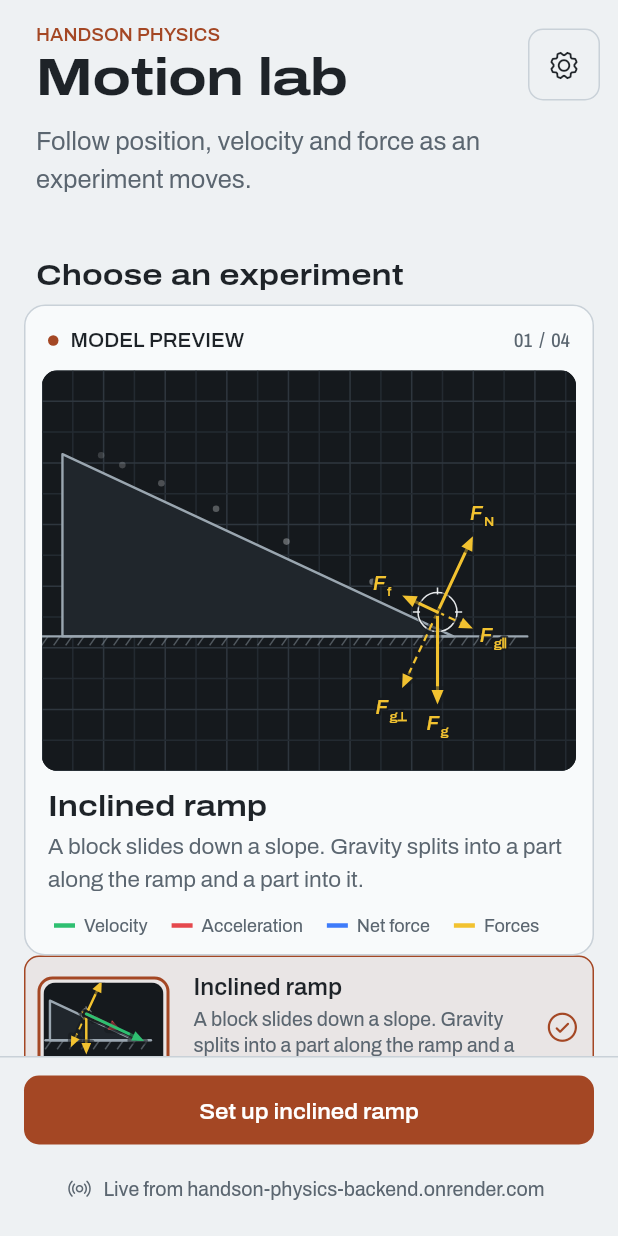
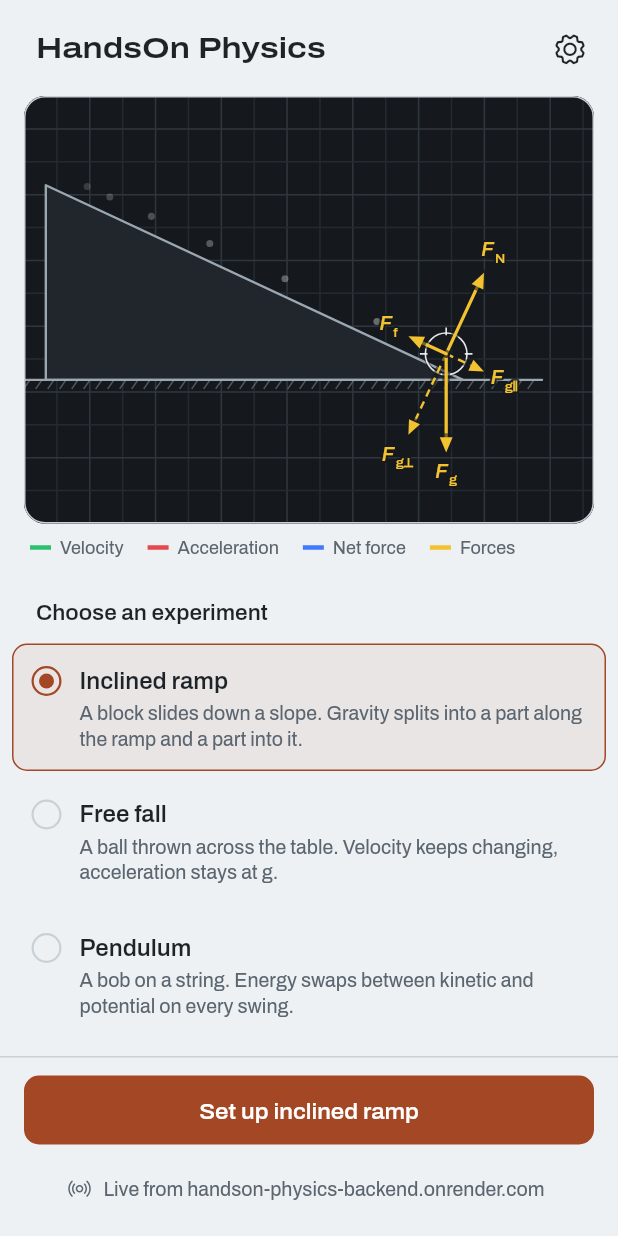
Before and after one commit to Vega-77/HackRU, a Flutter app: the ExperimentScreen screen opened by its route, after a tap on an icon or button, on a phone screen of 412 x 824 dp. Run offline on Flutter 3.47's test engine with Material 3 defaults, Android fonts, the phone set to English and light mode, and no system bars; our stand-ins replace camera, fl_chart, flutter_riverpod, go_router, web; missing offline and left inert: dart:js_interop, dart:ui_web.

Commit message:
Strip filler from the home, setup and experiment screens
Home: drop the all-caps eyebrow, the "Model preview" header with its
01 / 04 counter, and the selected experiment's title and blurb that the
list below repeated. The list is a plain radio list without thumbnails,
since the preview above already shows the selected experiment.

Setup: drop the "Calibration" eyebrow, "Prepare the measurement" heading
and step counter that sat under the app bar title. Shorten the object
step copy (keyboard controls stay in the picture's screen reader label),
make Confirm object a real button, rename Retry selection to Select
again, and fix the screen reader saying "of 3" when there are 4 steps.

Experiment: the mode pill was cut to "Inclin..." on a 390 pt phone.
Move Copy debug log from the top bar to the end of the telemetry sheet
and show the round trip without the word Live, so the name fits.

Settings: Copy debug log is a secondary button, not the loudest one.

Co-Authored-By: Claude Opus 5.5 <noreply@anthropic.com>

```diff
--- a/mobile/lib/features/calibration/calibration_screen.dart
+++ b/mobile/lib/features/calibration/calibration_screen.dart
@@ -306,64 +306,29 @@ class _Steps extends ConsumerWidget {
     final scale = calibration.pxPerM;
     final surfaces = this.surfaces;
     final hasSurface = surfaces != null && calibration.surface != null;
+    final total = surfaces == null ? 3 : 4;
     var number = 0;
 
     return Padding(
       padding: const EdgeInsets.fromLTRB(
         AppSpace.lg,
-        AppSpace.md,
+        AppSpace.xl,
         AppSpace.lg,
         AppSpace.md,
       ),
       child: Column(
         crossAxisAlignment: CrossAxisAlignment.stretch,
         children: [
-          Padding(
-            padding: const EdgeInsets.fromLTRB(
-              AppSpace.xs,
-              AppSpace.xs,
-              AppSpace.xs,
-              AppSpace.lg,
-            ),
-            child: Row(
-              crossAxisAlignment: CrossAxisAlignment.end,
-              children: [
-                Expanded(
-                  child: Column(
-                    crossAxisAlignment: CrossAxisAlignment.start,
-                    children: [
-                      Text(
-                        'CALIBRATION',
-                        style: AppType.label.copyWith(
-                          color: scheme.primary,
-                          fontSize: 12,
-                        ),
-                      ),
-                      const SizedBox(height: AppSpace.xs),
-                      Text(
-                        'Prepare the measurement',
-                        style: Theme.of(context).textTheme.titleLarge,
-                      ),
-                    ],
-                  ),
-                ),
-                Text(
-                  '${surfaces == null ? 3 : 4} steps',
-                  style: AppType.readoutSmall.copyWith(
-                    color: scheme.onSurfaceVariant,
-                  ),
-                ),
-              ],
-            ),
-          ),
           if (surfaces != null)
             _SurfaceStep(
               number: ++number,
+              total: total,
               finder: surfaces,
               frameSize: frameSize!,
             ),
           _Step(
             number: ++number,
+            total: total,
             title: 'Set the scale',
             body: hasSurface
                 ? 'Not needed while a surface is set. The surface measures '
@@ -383,41 +348,47 @@ class _Steps extends ConsumerWidget {
           ),
           _Step(
             number: ++number,
+            total: total,
             title: 'Mark the object',
+            // Keyboard controls are in the picture's screen reader label.
             body: calibration.selectionPending
-                ? 'Finding the boundary in this picture. Hold the object still until tracking starts.'
+                ? 'Finding the object in this picture. Hold it still.'
                 : calibration.selectionError ??
                       (calibration.target == null
-                          ? 'Tap the object to propose its boundary, or drag a box around it. '
-                                'With a keyboard, focus the picture and press Enter; '
-                                'arrows move the box and + or - resize it.'
+                          ? 'Tap the object in the picture, or drag a box '
+                                'around it.'
                           : calibration.selectionConfirmed
-                          ? 'Object region confirmed. Keep the object visible when starting.'
-                          : 'Does the box enclose the whole object? Confirm it, or draw a better box on this picture.'),
+                          ? 'Keep it in view when you start.'
+                          : 'Does the box fit the whole object? Confirm it, '
+                                'or draw a better one.'),
             done: calibration.selectionConfirmed,
             footer: calibration.target == null
                 ? null
                 : Wrap(
+                    spacing: AppSpace.sm,
+                    runSpacing: AppSpace.sm,
                     children: [
                       if (calibration.targetBbox != null &&
                           !calibration.selectionConfirmed)
-                        TextButton(
+                        OutlinedButton.icon(
                           onPressed: ref
                               .read(calibrationProvider.notifier)
                               .confirmSelection,
-                          child: const Text('Confirm object'),
+                          icon: const Icon(AppIcons.check, size: 18),
+                          label: const Text('Confirm object'),
                         ),
                       TextButton(
                         onPressed: ref
                             .read(calibrationProvider.notifier)
                             .clearTarget,
-                        child: const Text('Retry selection'),
+                        child: const Text('Select again'),
                       ),
                     ],
                   ),
           ),
           _Step(
             number: ++number,
+            total: total,
             title: 'Enter its mass',
             body: 'Forces and energy scale with mass. Weigh it if you can.',
             done: true,
@@ -439,11 +410,13 @@ class _Steps extends ConsumerWidget {
 class _SurfaceStep extends ConsumerStatefulWidget {
   const _SurfaceStep({
     required this.number,
+    required this.total,
     required this.finder,
     required this.frameSize,
   });
 
   final int number;
+  final int total;
   final SurfaceFinder finder;
   final FrameSize frameSize;
 
@@ -503,6 +476,7 @@ class _SurfaceStepState extends ConsumerState<_SurfaceStep> {
 
     return _Step(
       number: widget.number,
+      total: widget.total,
       title: 'Find the surface',
       body: wantsBoard
           ? 'Aim the middle of the picture at a board behind the experiment, '
@@ -525,6 +499,7 @@ class _SurfaceStepState extends ConsumerState<_SurfaceStep> {
 class _Step extends StatelessWidget {
   const _Step({
     required this.number,
+    required this.total,
     required this.title,
     required this.body,
     required this.done,
@@ -534,6 +509,7 @@ class _Step extends StatelessWidget {
   });
 
   final int number;
+  final int total;
   final String title;
   final String body;
   final bool done;
@@ -546,7 +522,7 @@ class _Step extends StatelessWidget {
     final scheme = Theme.of(context).colorScheme;
     return Semantics(
       container: true,
-      label: 'Step $number of 3${done ? ', done' : ''}',
+      label: 'Step $number of $total${done ? ', done' : ''}',
       child: IntrinsicHeight(
         child: Row(
           crossAxisAlignment: CrossAxisAlignment.start,
--- a/mobile/lib/features/experiment/experiment_screen.dart
+++ b/mobile/lib/features/experiment/experiment_screen.dart
@@ -244,12 +244,6 @@ class _TopBar extends ConsumerWidget {
         ),
         const SizedBox(width: AppSpace.sm),
         _GlassIconButton(
-          icon: AppIcons.copy,
-          tooltip: 'Copy debug log',
-          onPressed: () => copyDebugLog(context),
-        ),
-        const SizedBox(width: AppSpace.sm),
-        _GlassIconButton(
           icon: paused ? AppIcons.play : AppIcons.pause,
           tooltip: paused ? 'Resume' : 'Pause',
           onPressed: switch (phase) {
@@ -322,10 +316,11 @@ class _StatusChip extends ConsumerWidget {
     final connection = ref.watch(sessionProvider.select((s) => s.connection));
     final latency = ref.watch(sessionProvider.select((s) => s.latencyMs));
 
+    // The broadcast icon already says live, so the round trip stands alone.
     final (IconData icon, String text) = switch (connection) {
       ConnectionStatus.live => (
         AppIcons.broadcast,
-        latency == null ? 'Live' : 'Live ${latency.round()} ms',
+        latency == null ? 'Live' : '${latency.round()} ms',
       ),
       ConnectionStatus.connecting => (AppIcons.arrowClockwise, 'Connecting'),
       ConnectionStatus.offline => (AppIcons.wifiSlash, 'Offline'),
@@ -334,7 +329,9 @@ class _StatusChip extends ConsumerWidget {
 
     return Semantics(
       liveRegion: true,
-      label: text,
+      label: connection == ConnectionStatus.live && latency != null
+          ? 'Live, $text round trip'
+          : text,
       excludeSemantics: true,
       child: ConstrainedBox(
         constraints: const BoxConstraints(maxWidth: _maxWidth),
--- a/mobile/lib/features/experiment/widgets/telemetry_panel.dart
+++ b/mobile/lib/features/experiment/widgets/telemetry_panel.dart
@@ -3,11 +3,13 @@ import 'dart:async';
 import 'package:flutter/material.dart';
 import 'package:flutter_riverpod/flutter_riverpod.dart';
 
+import '../../../core/theme/app_icons.dart';
 import '../../../core/theme/tokens.dart';
 import '../../../models/experiment_mode.dart';
 import '../../../models/physics_state.dart';
 import '../../../state/experiment_settings.dart';
 import '../../../state/session_controller.dart';
+import '../../debug/copy_debug_log.dart';
 import 'energy_bars.dart';
 import 'physics_symbol.dart';
 import 'telemetry_chart.dart';
@@ -101,6 +103,20 @@ class _TelemetryPanelState extends ConsumerState<TelemetryPanel> {
         Text('Energy', style: Theme.of(context).textTheme.titleMedium),
         const SizedBox(height: AppSpace.md),
         EnergyBars(energy: latest?.tracked == true ? latest?.energy : null),
+        const SizedBox(height: AppSpace.xl),
+        // For when tracking goes wrong mid-experiment; out of the way of
+        // the physics, so it lives at the end.
+        Align(
+          alignment: Alignment.centerLeft,
+          child: TextButton.icon(
+            onPressed: () => copyDebugLog(context),
+            style: TextButton.styleFrom(
+              foregroundColor: Theme.of(context).colorScheme.onSurfaceVariant,
+            ),
+            icon: const Icon(AppIcons.copy, size: 18),
+            label: const Text('Copy debug log'),
+          ),
+        ),
       ],
     );
   }
--- a/mobile/lib/features/home/home_screen.dart
+++ b/mobile/lib/features/home/home_screen.dart
@@ -9,8 +9,8 @@ import '../../models/experiment_mode.dart';
 import '../../state/experiment_settings.dart';
 import 'widgets/experiment_preview.dart';
 
-/// Pick an experiment. The selected one plays live in the panel at the top,
-/// drawn by the same overlay the experiment screen uses.
+//// Pick an experiment. The selected one plays live at the top, drawn by
+/// the same overlay the experiment screen uses.
 class HomeScreen extends ConsumerWidget {
   const HomeScreen({super.key});
 
@@ -19,7 +19,6 @@ class HomeScreen extends ConsumerWidget {
   @override
   Widget build(BuildContext context, WidgetRef ref) {
     final mode = ref.watch(experimentSettingsProvider.select((s) => s.mode));
-    final scheme = Theme.of(context).colorScheme;
 
     return Scaffold(
       body: SafeArea(
@@ -32,76 +31,39 @@ class HomeScreen extends ConsumerWidget {
                 SliverPadding(
                   padding: const EdgeInsets.fromLTRB(
                     AppSpace.xl,
-                    AppSpace.lg,
-                    AppSpace.md,
-                    0,
+                    AppSpace.sm,
+                    AppSpace.sm,
+                    AppSpace.sm,
                   ),
                   sliver: SliverToBoxAdapter(
                     child: Row(
-                      crossAxisAlignment: CrossAxisAlignment.center,
                       children: [
                         Expanded(
-                          child: Column(
-                            crossAxisAlignment: CrossAxisAlignment.start,
-                            children: [
-                              Text(
-                                'HANDSON PHYSICS',
-                                style: AppType.label.copyWith(
-                                  color: scheme.primary,
-                                  fontSize: 12,
+                          child: Semantics(
+                            header: true,
+                            child: Text(
+                              'HandsOn Physics',
+                              style: Theme.of(context).textTheme.titleLarge,
                             ),
                           ),
-                              const SizedBox(height: AppSpace.xs),
-                              Semantics(
-                                header: true,
-                                child: Text(
-                                  'Motion lab',
-                                  style: Theme.of(context)
-                                      .textTheme
-                                      .displaySmall,
                         ),
-                              ),
-                            ],
-                          ),
-                        ),
-                        DecoratedBox(
-                          decoration: BoxDecoration(
-                            border: Border.all(color: scheme.outline),
-                            borderRadius: AppRadii.controlAll,
-                          ),
-                          child: IconButton(
+                        IconButton(
                           onPressed: () => context.push(Routes.settings),
                           tooltip: 'Settings',
-                            iconSize: 22,
-                            padding: const EdgeInsets.all(AppSpace.md),
                           icon: const Icon(AppIcons.gear),
-                          ),
                         ),
                       ],
                     ),
                   ),
                 ),
                 SliverPadding(
-                  padding: const EdgeInsets.fromLTRB(
-                    AppSpace.xl,
-                    AppSpace.md,
-                    AppSpace.xl,
-                    AppSpace.xl,
-                  ),
-                  sliver: SliverToBoxAdapter(
-                    child: Text(
-                      'Follow position, velocity and force as an experiment moves.',
-                      style: AppType.body.copyWith(
-                        fontSize: 17,
-                        color: scheme.onSurfaceVariant,
-                      ),
-                    ),
-                  ),
+                  padding: const EdgeInsets.symmetric(horizontal: AppSpace.lg),
+                  sliver: SliverToBoxAdapter(child: _Preview(mode: mode)),
                 ),
                 SliverPadding(
                   padding: const EdgeInsets.fromLTRB(
                     AppSpace.xl,
-                    AppSpace.lg,
+                    AppSpace.xl,
                     AppSpace.xl,
                     AppSpace.sm,
                   ),
@@ -110,14 +72,10 @@ class HomeScreen extends ConsumerWidget {
                       header: true,
                       child: Text(
                         'Choose an experiment',
-                        style: Theme.of(context).textTheme.titleLarge,
+                        style: Theme.of(context).textTheme.titleMedium,
                       ),
                     ),
                   ),
-                ),
-                SliverPadding(
-                  padding: const EdgeInsets.symmetric(horizontal: AppSpace.lg),
-                  sliver: SliverToBoxAdapter(child: _Hero(mode: mode)),
                 ),
                 SliverList.list(
                   children: [
@@ -166,62 +124,27 @@ String _blurb(ExperimentMode mode) => switch (mode) {
         'force spikes.',
 };
 
-/// The selected experiment, running live on the instrument display, with
-/// the colour key underneath (inside, it would hide the lowest arrows).
-class _Hero extends StatelessWidget {
-  const _Hero({required this.mode});
+/// The selected experiment running on the instrument display, with the
+/// colour key underneath (inside, it would hide the lowest arrows).
+class _Preview extends StatelessWidget {
+  const _Preview({required this.mode});
 
   final ExperimentMode mode;
 
   @override
   Widget build(BuildContext context) {
-    final scheme = Theme.of(context).colorScheme;
-    final index = HomeScreen._order.indexOf(mode) + 1;
     return Column(
       crossAxisAlignment: CrossAxisAlignment.start,
       children: [
+        // The edge keeps the display apart from a dark page.
         DecoratedBox(
+          position: DecorationPosition.foreground,
           decoration: BoxDecoration(
-            color: scheme.surfaceContainerLow,
-            border: Border.all(color: scheme.outline),
             borderRadius: AppRadii.panelAll,
+            border: Border.all(color: Theme.of(context).colorScheme.outline),
           ),
-          child: Padding(
-            padding: const EdgeInsets.all(AppSpace.md),
-            child: Column(
-              crossAxisAlignment: CrossAxisAlignment.start,
-              children: [
-                Padding(
-                  padding: const EdgeInsets.fromLTRB(
-                    AppSpace.xs,
-                    AppSpace.xs,
-                    AppSpace.xs,
-                    AppSpace.md,
-                  ),
-                  child: Row(
-                    children: [
-                      Container(
-                        width: 7,
-                        height: 7,
-                        decoration: BoxDecoration(
-                          color: scheme.primary,
-                          shape: BoxShape.circle,
-                        ),
-                      ),
-                      const SizedBox(width: AppSpace.sm),
-                      Text('MODEL PREVIEW', style: AppType.label),
-                      const Spacer(),
-                      Text(
-                        '${index.toString().padLeft(2, '0')}  /  04',
-                        style: AppType.readoutSmall.copyWith(
-                          color: scheme.onSurfaceVariant,
-                        ),
-                      ),
-                    ],
-                  ),
-                ),
-                ClipRRect(
-                  borderRadius: const BorderRadius.all(Radius.circular(10)),
+          child: ClipRRect(
+            borderRadius: AppRadii.panelAll,
             child: AspectRatio(
               aspectRatio: 4 / 3,
               child: ColoredBox(
@@ -229,40 +152,14 @@ class _Hero extends StatelessWidget {
                 child: AnimatedSwitcher(
                   duration: AppMotion.slow,
                   switchInCurve: AppMotion.ease,
-                        child: ExperimentPreview(
-                          key: ValueKey(mode),
-                          mode: mode,
+                  child: ExperimentPreview(key: ValueKey(mode), mode: mode),
                 ),
               ),
             ),
           ),
         ),
-                const SizedBox(height: AppSpace.md),
-                Padding(
-                  padding: const EdgeInsets.symmetric(horizontal: AppSpace.xs),
-                  child: Column(
-                    crossAxisAlignment: CrossAxisAlignment.start,
-                    children: [
-                      Text(
-                        mode.label,
-                        style: Theme.of(context).textTheme.titleLarge,
-                      ),
-                      const SizedBox(height: AppSpace.xs),
-                      Text(
-                        _blurb(mode),
-                        style: AppType.body.copyWith(
-                          color: scheme.onSurfaceVariant,
-                        ),
-                      ),
-                      const SizedBox(height: AppSpace.md),
+        const SizedBox(height: AppSpace.sm),
         const _Legend(),
-                    ],
-                  ),
-                ),
-              ],
-            ),
-          ),
-        ),
       ],
     );
   }
@@ -301,6 +198,7 @@ class _Legend extends StatelessWidget {
   }
 }
 
+/// One experiment in the list, picked like a radio button.
 class _ModeRow extends StatelessWidget {
   const _ModeRow({
     required this.mode,
@@ -320,11 +218,13 @@ class _ModeRow extends StatelessWidget {
       button: true,
       inMutuallyExclusiveGroup: true,
       child: Padding(
-        padding: const EdgeInsets.symmetric(horizontal: AppSpace.lg),
+        padding: const EdgeInsets.symmetric(
+          horizontal: AppSpace.sm,
+          vertical: 2,
+        ),
         child: AnimatedContainer(
           duration: AppMotion.quick,
           curve: AppMotion.ease,
-          padding: const EdgeInsets.all(AppSpace.sm),
           decoration: BoxDecoration(
             color: selected
                 ? scheme.primary.withValues(alpha: 0.07)
@@ -334,34 +234,23 @@ class _ModeRow extends StatelessWidget {
               color: selected ? scheme.primary : Colors.transparent,
             ),
           ),
+          // Ink paints on the nearest Material: give it one above the
+          // tinted box, not the page's underneath it.
+          child: Material(
+            type: MaterialType.transparency,
             child: InkWell(
               onTap: onTap,
               borderRadius: AppRadii.controlAll,
+              child: Padding(
+                padding: const EdgeInsets.all(AppSpace.md),
                 child: Row(
+                  crossAxisAlignment: CrossAxisAlignment.start,
                   children: [
-                AnimatedContainer(
-                  duration: AppMotion.quick,
-                  width: 88,
-                  height: 66,
-                  decoration: BoxDecoration(
-                    borderRadius: const BorderRadius.all(Radius.circular(10)),
-                    border: Border.all(
-                      color: selected ? scheme.primary : Colors.transparent,
-                      width: 2,
+                    Padding(
+                      padding: const EdgeInsets.only(top: 2),
+                      child: _RadioMark(selected: selected),
                     ),
-                  ),
-                  padding: const EdgeInsets.all(2),
-                  child: ClipRRect(
-                    borderRadius: const BorderRadius.all(Radius.circular(8)),
-                    child: ExperimentPreview(
-                      mode: mode,
-                      animate: false,
-                      showLabels: false,
-                      showGrid: false,
-                    ),
-                  ),
-                ),
-                const SizedBox(width: AppSpace.lg),
+                    const SizedBox(width: AppSpace.md),
                     Expanded(
                       child: Column(
                         crossAxisAlignment: CrossAxisAlignment.start,
@@ -381,16 +270,9 @@ class _ModeRow extends StatelessWidget {
                         ],
                       ),
                     ),
-                const SizedBox(width: AppSpace.sm),
-                SizedBox(
-                  width: 24,
-                  child: AnimatedOpacity(
-                    duration: AppMotion.quick,
-                    opacity: selected ? 1 : 0,
-                    child: Icon(AppIcons.checkCircle, color: scheme.primary),
+                  ],
                 ),
               ),
-              ],
             ),
           ),
         ),
@@ -399,7 +281,43 @@ class _ModeRow extends StatelessWidget {
   }
 }
 
-/// The primary action, pinned to the bottom, plus which backend measures it.
+class _RadioMark extends StatelessWidget {
+  const _RadioMark({required this.selected});
+
+  final bool selected;
+
+  @override
+  Widget build(BuildContext context) {
+    final scheme = Theme.of(context).colorScheme;
+    return AnimatedContainer(
+      duration: AppMotion.quick,
+      width: 20,
+      height: 20,
+      alignment: Alignment.center,
+      decoration: BoxDecoration(
+        shape: BoxShape.circle,
+        border: Border.all(
+          color: selected ? scheme.primary : scheme.outline,
+          width: 1.5,
+        ),
+      ),
+      child: AnimatedScale(
+        duration: AppMotion.quick,
+        scale: selected ? 1 : 0,
+        child: Container(
+          width: 10,
+          height: 10,
+          decoration: BoxDecoration(
+            color: scheme.primary,
+            shape: BoxShape.circle,
+          ),
+        ),
+      ),
+    );
+  }
+}
+
+// The primary action, pinned to the bottom, plus which backend measures it.
 class _StartBar extends ConsumerWidget {
   const _StartBar({required this.mode});
 
--- a/mobile/lib/features/settings/settings_screen.dart
+++ b/mobile/lib/features/settings/settings_screen.dart
@@ -83,7 +83,7 @@ class _SectionTitle extends StatelessWidget {
     return Padding(
       padding: const EdgeInsets.fromLTRB(
         AppSpace.xs,
-        AppSpace.lg,
+        AppSpace.xl,
         0,
         AppSpace.md,
       ),
@@ -371,7 +371,7 @@ class _DebugLogState extends State<_DebugLog> {
             runSpacing: AppSpace.sm,
             crossAxisAlignment: WrapCrossAlignment.center,
             children: [
-              FilledButton.tonalIcon(
+              OutlinedButton.icon(
                 onPressed: () async {
                   await copyDebugLog(context);
                   _update();
```
Also changed, not shown: 3 other files. Lines whose indentation alone changed are shown as unchanged.
